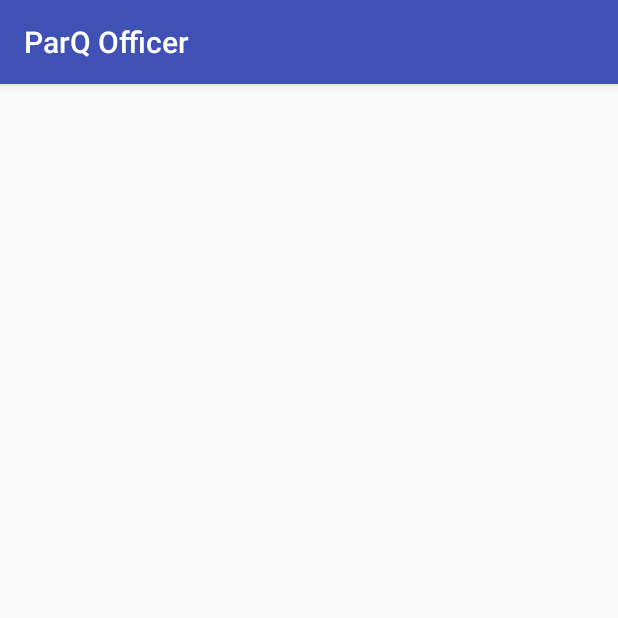
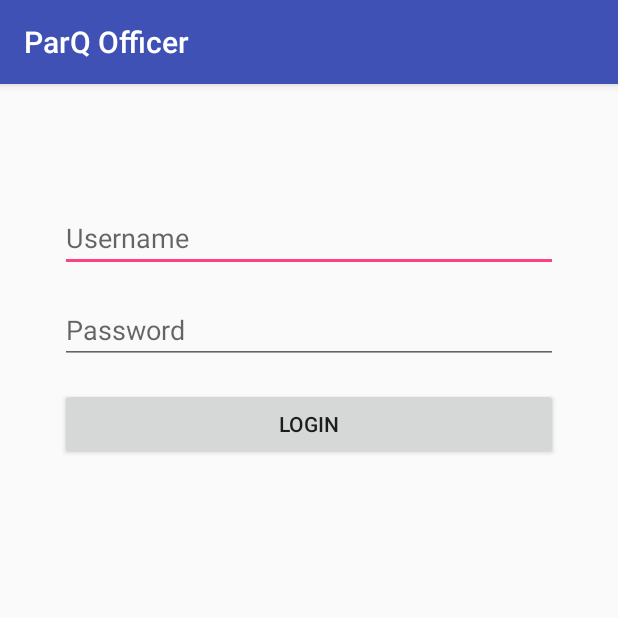
Before and after one commit to Ymcyk/ParQ-mobile-officer, an Android app: the screen it shows after launch (LoginActivity), on a phone screen of 412 x 824 dp, the top half of it. Run offline under Robolectric (Android 15) with nearby library versions, the phone set to English and light mode, and no system bars.

Commit message:
Login layout

```diff
--- a/app/src/main/res/layout/activity_login.xml
+++ b/app/src/main/res/layout/activity_login.xml
@@ -1,5 +1,5 @@
 <?xml version="1.0" encoding="utf-8"?>
-<RelativeLayout xmlns:android="http://schemas.android.com/apk/res/android"
+<ScrollView xmlns:android="http://schemas.android.com/apk/res/android"
     xmlns:tools="http://schemas.android.com/tools"
     android:id="@+id/activity_login"
     android:layout_width="match_parent"
@@ -10,5 +10,40 @@
     android:paddingTop="@dimen/activity_vertical_margin"
     tools:context="com.parq.parqofficer.LoginActivity">
 
+    <LinearLayout
+        android:layout_width="match_parent"
+        android:layout_height="wrap_content"
+        android:orientation="vertical"
+        android:paddingTop="56dp"
+        android:paddingLeft="24dp"
+        android:paddingRight="24dp">
 
-</RelativeLayout>
+        <!-- Username label -->
+        <EditText
+            android:id="@+id/username_label"
+            android:layout_width="match_parent"
+            android:layout_height="wrap_content"
+            android:layout_marginTop="8dp"
+            android:layout_marginBottom="8dp"
+            android:hint="@string/username"/>
+
+        <!-- Password label -->
+        <EditText
+            android:id="@+id/password_label"
+            android:inputType="textPassword"
+            android:layout_width="match_parent"
+            android:layout_height="wrap_content"
+            android:layout_marginTop="8dp"
+            android:layout_marginBottom="8dp"
+            android:hint="@string/password"/>
+
+        <!-- Login button -->
+        <Button
+            android:id="@+id/login_button"
+            android:layout_width="match_parent"
+            android:layout_height="wrap_content"
+            android:layout_marginTop="8dp"
+            android:layout_marginBottom="8dp"
+            android:text="@string/login"/>
+    </LinearLayout>
+</ScrollView>
```
